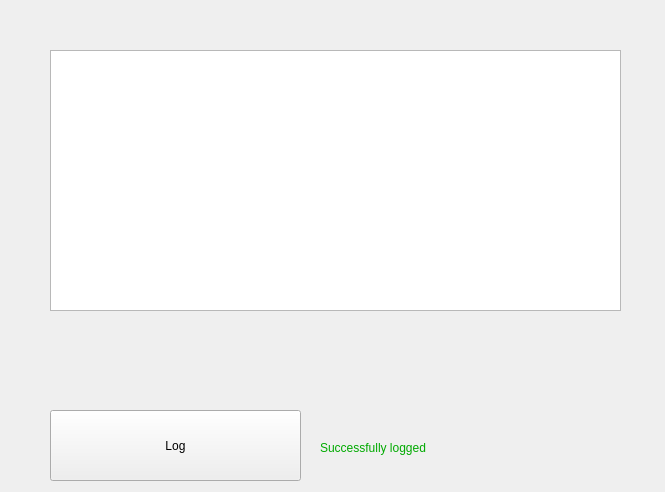
Qt form march_rqt_training_log/resource/training_log.ui (project-march/march) before a commit.
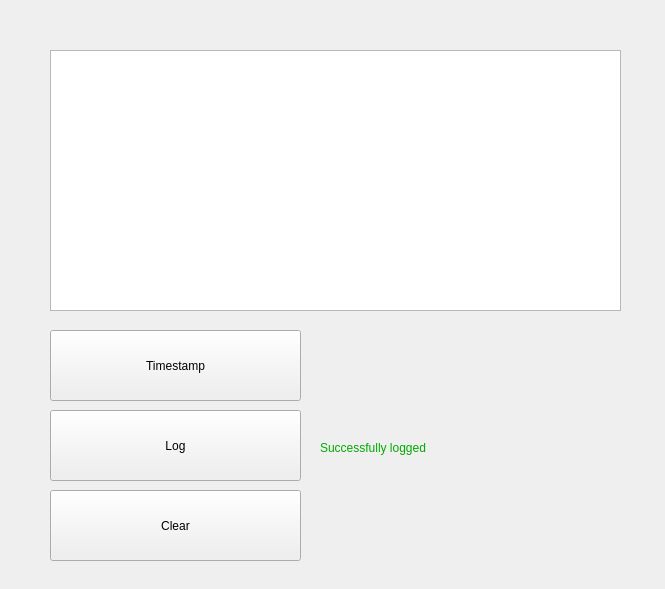
The same form after that commit.

Commit message: add timestamp button

The edit to the form file:
```diff
--- a/march_rqt_training_log/resource/training_log.ui
+++ b/march_rqt_training_log/resource/training_log.ui
@@ -7,7 +7,7 @@
     <x>0</x>
     <y>0</y>
     <width>665</width>
-    <height>492</height>
+    <height>589</height>
    </rect>
   </property>
   <property name="windowTitle">
@@ -55,6 +55,54 @@
     <string>Successfully logged</string>
    </property>
   </widget>
+  <widget class="QPushButton" name="TimestampButton">
+   <property name="geometry">
+    <rect>
+     <x>50</x>
+     <y>330</y>
+     <width>251</width>
+     <height>71</height>
+    </rect>
+   </property>
+   <property name="styleSheet">
+    <string notr="true"/>
+   </property>
+   <property name="text">
+    <string>Timestamp</string>
+   </property>
+  </widget>
+  <widget class="QLabel" name="TimestampLabel">
+   <property name="geometry">
+    <rect>
+     <x>320</x>
+     <y>350</y>
+     <width>281</width>
+     <height>35</height>
+    </rect>
+   </property>
+   <property name="styleSheet">
+    <string notr="true"/>
+   </property>
+   <property name="text">
+    <string/>
+   </property>
+  </widget>
+  <widget class="QPushButton" name="ClearButton">
+   <property name="geometry">
+    <rect>
+     <x>50</x>
+     <y>490</y>
+     <width>251</width>
+     <height>71</height>
+    </rect>
+   </property>
+   <property name="styleSheet">
+    <string notr="true"/>
+   </property>
+   <property name="text">
+    <string>Clear</string>
+   </property>
+  </widget>
  </widget>
  <resources/>
  <connections/>
```
The commit also changes 1 other file.
